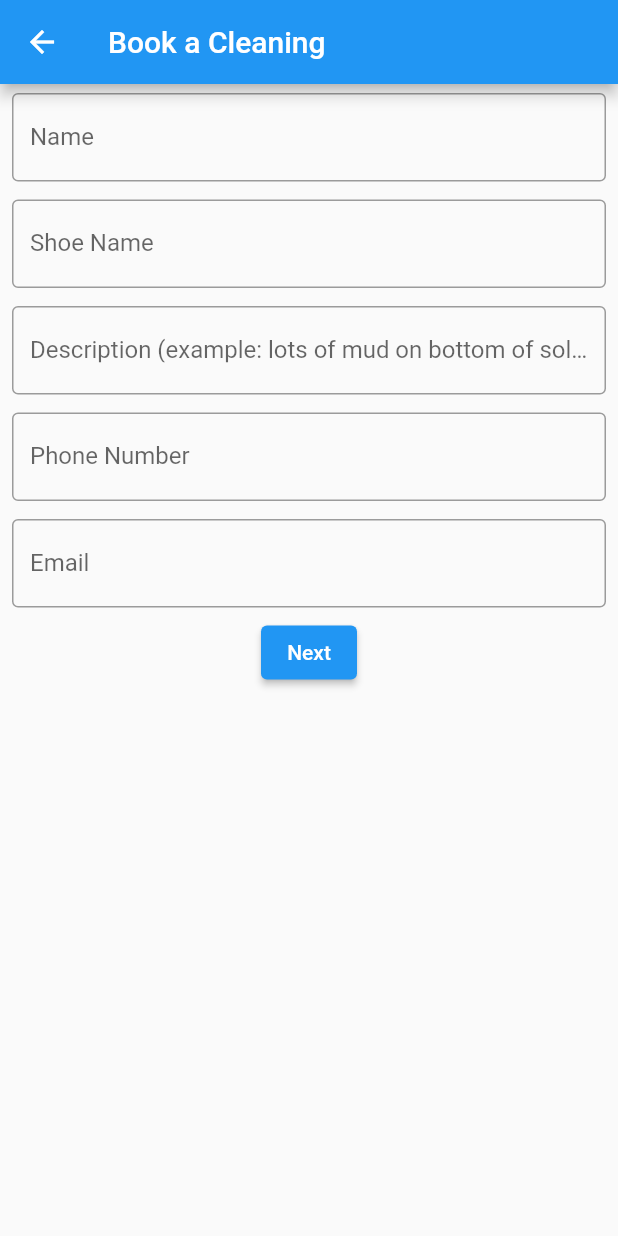
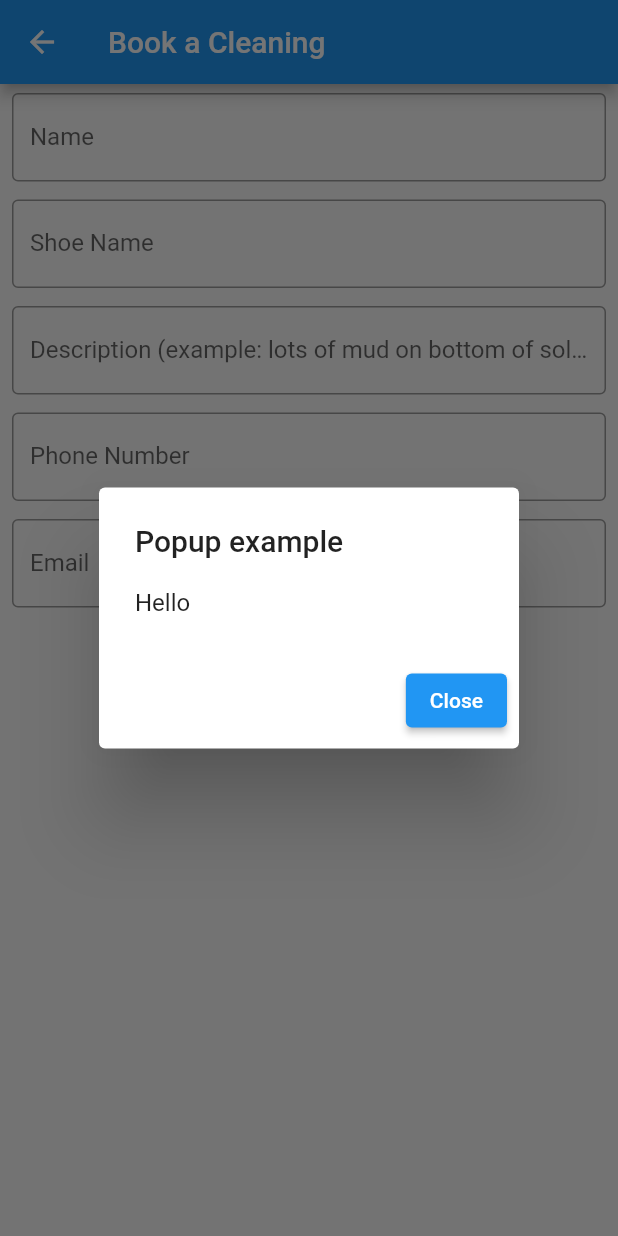
Before and after one commit to nstaFresh/nstaFreshV1, a Flutter app: the BookCleaning screen opened by its route, after a tap on "Next", on a phone screen of 412 x 824 dp. Run offline on Flutter 3.47's test engine with Material 2 defaults, Android fonts, the phone set to English and light mode, and no system bars; our stand-ins replace flutter_dotenv; missing offline and left inert: flutter_stripe.

Commit message:
added the popup

```diff
--- a/lib/book_cleaning.dart
+++ b/lib/book_cleaning.dart
@@ -6,6 +6,7 @@ import 'book_cleaning.dart';
 import 'address.dart';
 import 'payment.dart';
 import 'payment_complete.dart';
+import 'pop_up.dart';
 
 class BookCleaning extends StatelessWidget {
   const BookCleaning({Key? key}) : super(key: key);
@@ -38,6 +39,27 @@ class BookCleaningContent extends StatefulWidget {
 }
 
 class _BookCleaningContentState extends State<BookCleaningContent> {
+  Widget _buildPopupDialog(BuildContext context) {
+    return new AlertDialog(
+      title: const Text('Popup example'),
+      content: new Column(
+        mainAxisSize: MainAxisSize.min,
+        crossAxisAlignment: CrossAxisAlignment.start,
+        children: <Widget>[
+          Text("Hello"),
+        ],
+      ),
+      actions: <Widget>[
+        new ElevatedButton(
+          onPressed: () {
+            Navigator.of(context).pop();
+          },
+          child: const Text('Close'),
+        ),
+      ],
+    );
+  }
+
   static TextEditingController nameController = TextEditingController();
   static TextEditingController shoeNameController = TextEditingController();
   static TextEditingController descriptionController = TextEditingController();
@@ -115,6 +137,12 @@ class _BookCleaningContentState extends State<BookCleaningContent> {
                       phoneNumberController.text.length != 10 ||
                       emailController.text.isEmpty) {
                     print("fuck you");
+
+                    showDialog(
+                      context: context,
+                      builder: (BuildContext context) =>
+                          _buildPopupDialog(context),
+                    );
                   } else {
                     Navigator.of(context).pushNamed('/Address',
                         arguments: BookCleaningInfo(
```
Also changed, not shown: lib/pop_up.dart (added, +30 -0 lines).
